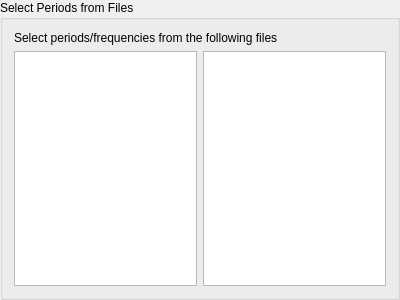
Above: mtpy/gui/SmartMT/ui_asset/groupbox_select_periods_from_files.ui from MTgeophysics/mtpy before the change. Below: the same form after it.
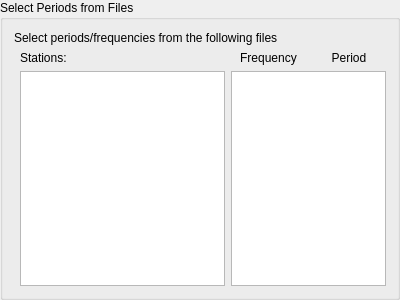
That is the form after the change.

Commit message: ALAMP-71 gui file update [skip ci]

```diff
--- a/mtpy/gui/SmartMT/ui_asset/groupbox_select_periods_from_files.ui
+++ b/mtpy/gui/SmartMT/ui_asset/groupbox_select_periods_from_files.ui
@@ -17,13 +17,57 @@
    <string>Select Periods from Files</string>
   </property>
   <layout class="QGridLayout" name="gridLayout">
-   <item row="1" column="0">
-    <widget class="QListView" name="listView"/>
+   <item row="4" column="1">
+    <widget class="QListWidget" name="listWidget_stations">
+     <property name="selectionMode">
+      <enum>QAbstractItemView::ExtendedSelection</enum>
+     </property>
+     <property name="selectionBehavior">
+      <enum>QAbstractItemView::SelectRows</enum>
+     </property>
+     <property name="selectionRectVisible">
+      <bool>true</bool>
+     </property>
+    </widget>
    </item>
-   <item row="1" column="1">
-    <widget class="QListWidget" name="listWidget"/>
+   <item row="2" column="1">
+    <widget class="QLabel" name="label_2">
+     <property name="text">
+      <string>Stations:</string>
+     </property>
+    </widget>
    </item>
-   <item row="0" column="0" colspan="2">
+   <item row="2" column="2">
+    <widget class="QLabel" name="label_3">
+     <property name="text">
+      <string>Frequency</string>
+     </property>
+     <property name="alignment">
+      <set>Qt::AlignCenter</set>
+     </property>
+    </widget>
+   </item>
+   <item row="2" column="3">
+    <widget class="QLabel" name="label_4">
+     <property name="text">
+      <string>Period</string>
+     </property>
+     <property name="alignment">
+      <set>Qt::AlignCenter</set>
+     </property>
+    </widget>
+   </item>
+   <item row="4" column="2" colspan="2">
+    <widget class="QColumnView" name="columnView_selected">
+     <property name="selectionMode">
+      <enum>QAbstractItemView::NoSelection</enum>
+     </property>
+     <property name="selectionBehavior">
+      <enum>QAbstractItemView::SelectRows</enum>
+     </property>
+    </widget>
+   </item>
+   <item row="0" column="0" colspan="4">
     <widget class="QLabel" name="label">
      <property name="text">
       <string>Select periods/frequencies from the following files</string>
```
The commit also changes 1 other file.
